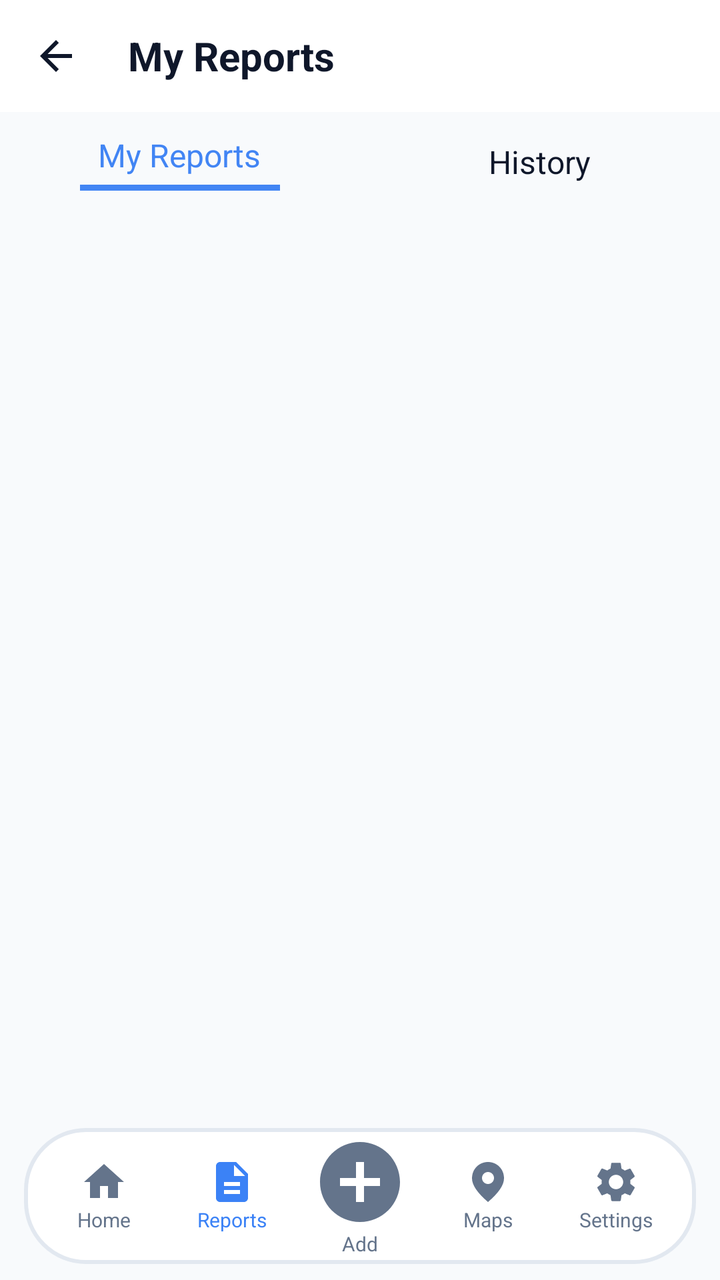
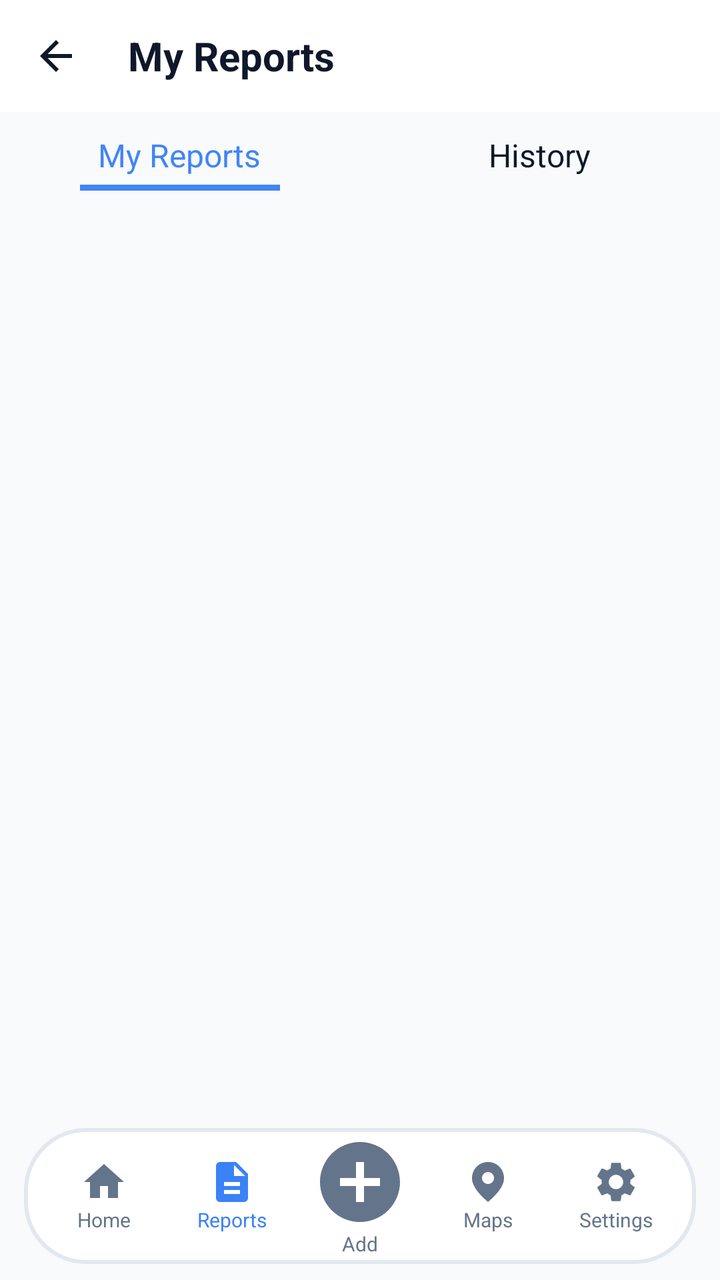

Compare the two renders of this Android layout. The source of the first and the diff that turns it into the second are given below.
<!-- AndroidManifest.xml: application theme Theme.CampusSafeApplication -->
<!-- res/layout/activity_my_reports.xml -->
<?xml version="1.0" encoding="utf-8"?>
<androidx.constraintlayout.widget.ConstraintLayout xmlns:android="http://schemas.android.com/apk/res/android"
    xmlns:app="http://schemas.android.com/apk/res-auto"
    xmlns:tools="http://schemas.android.com/tools"
    android:layout_width="match_parent"
    android:layout_height="match_parent"
    android:background="@color/bg_primary"
    android:fitsSystemWindows="true">

    
    <RelativeLayout
        android:id="@+id/topBar"
        android:layout_width="0dp"
        android:layout_height="56dp"
        android:background="@color/top_bar_bg"
        android:paddingHorizontal="16dp"
        app:layout_constraintEnd_toEndOf="parent"
        app:layout_constraintStart_toStartOf="parent"
        app:layout_constraintTop_toTopOf="parent">

        <ImageView
            android:id="@+id/btnBack"
            android:layout_width="24dp"
            android:layout_height="24dp"
            android:layout_centerVertical="true"
            android:src="@drawable/ic_arrow_back"
            app:tint="@color/top_bar_text"
            android:contentDescription="Back"
            android:clickable="true"
            android:focusable="true"
            android:background="?attr/selectableItemBackgroundBorderless" />

        <TextView
            android:layout_width="wrap_content"
            android:layout_height="wrap_content"
            android:layout_centerVertical="true"
            android:layout_marginStart="24dp"
            android:layout_toEndOf="@id/btnBack"
            android:text="My Reports"
            android:textColor="@color/top_bar_text"
            android:textSize="20sp"
            android:textStyle="bold" />
    </RelativeLayout>

    
    <LinearLayout
        android:id="@+id/tabLayout"
        android:layout_width="0dp"
        android:layout_height="50dp"
        android:orientation="horizontal"
        app:layout_constraintEnd_toEndOf="parent"
        app:layout_constraintStart_toStartOf="parent"
        app:layout_constraintTop_toBottomOf="@id/topBar">

        <LinearLayout
            android:layout_width="0dp"
            android:layout_height="match_parent"
            android:layout_weight="1"
            android:gravity="center"
            android:orientation="vertical">
            <TextView
                android:layout_width="wrap_content"
                android:layout_height="wrap_content"
                android:text="My Reports"
                android:textColor="#4285F4"
                android:textSize="16sp" />
            <View
                android:layout_width="100dp"
                android:layout_height="3dp"
                android:layout_marginTop="4dp"
                android:background="#4285F4" />
        </LinearLayout>

        <LinearLayout
            android:layout_width="0dp"
            android:layout_height="match_parent"
            android:layout_weight="1"
            android:gravity="center">
            <TextView
                android:layout_width="wrap_content"
                android:layout_height="wrap_content"
                android:text="History"
                android:textColor="@color/text_primary"
                android:textSize="16sp" />
        </LinearLayout>
    </LinearLayout>

    <ScrollView
        android:layout_width="0dp"
        android:layout_height="0dp"
        android:clipToPadding="false"
        android:fillViewport="true"
        app:layout_constraintBottom_toTopOf="@+id/bottomNavigation"
        app:layout_constraintEnd_toEndOf="parent"
        app:layout_constraintStart_toStartOf="parent"
        app:layout_constraintTop_toBottomOf="@id/tabLayout">

        <LinearLayout
            android:layout_width="match_parent"
            android:layout_height="wrap_content"
            android:orientation="vertical"
            android:padding="16dp">

            
            <RelativeLayout
                android:id="@+id/cardReport1"
                android:layout_width="match_parent"
                android:layout_height="wrap_content"
                android:layout_marginBottom="16dp"
                android:background="@drawable/grid_item_bg"
                android:padding="16dp"
                android:visibility="gone"
                tools:visibility="visible">

                <TextView
                    android:id="@+id/status1"
                    android:layout_width="wrap_content"
                    android:layout_height="wrap_content"
                    android:background="@drawable/button_rounded_gray"
                    android:backgroundTint="#FF5252"
                    android:paddingHorizontal="12dp"
                    android:paddingVertical="4dp"
                    android:text="Reported"
                    android:textColor="@color/white"
                    android:textSize="12sp" />

                <TextView
                    android:id="@+id/title1"
                    android:layout_width="wrap_content"
                    android:layout_height="wrap_content"
                    android:layout_below="@id/status1"
                    android:layout_marginTop="8dp"
                    android:text="FLOODING"
                    android:textColor="@color/text_primary"
                    android:textSize="22sp"
                    android:textStyle="bold" />

                <TextView
                    android:id="@+id/loc1"
                    android:layout_width="wrap_content"
                    android:layout_height="wrap_content"
                    android:layout_below="@id/title1"
                    android:text="Main Building . Floor 3 . Room 305"
                    android:textColor="@color/text_secondary"
                    android:textSize="12sp" />

                <ImageView
                    android:id="@+id/imgReport1"
                    android:layout_width="100dp"
                    android:layout_height="100dp"
                    android:layout_below="@id/loc1"
                    android:layout_marginTop="8dp"
                    android:scaleType="centerCrop"
                    android:background="@drawable/input_box_bg"
                    android:visibility="gone"
                    android:contentDescription="Report Image" />

                <LinearLayout
                    android:id="@+id/actions1"
                    android:layout_width="wrap_content"
                    android:layout_height="wrap_content"
                    android:layout_alignParentEnd="true"
                    android:layout_alignTop="@id/status1"
                    android:gravity="center_vertical"
                    android:orientation="horizontal">

                    <ImageView
                        android:id="@+id/btnMarkFixed1"
                        android:layout_width="24dp"
                        android:layout_height="24dp"
                        android:layout_marginEnd="8dp"
                        android:contentDescription="Mark Fixed"
                        android:src="@drawable/ic_check"
                        app:tint="#4285F4" />

                    <TextView
                        android:id="@+id/btnEditReport1"
                        android:layout_width="wrap_content"
                        android:layout_height="wrap_content"
                        android:layout_marginEnd="8dp"
                        android:text="×"
                        android:textColor="@color/text_primary"
                        android:textSize="24sp" />

                    <ImageView
                        android:id="@+id/btnDeleteReport1"
                        android:layout_width="24dp"
                        android:layout_height="24dp"
                        android:contentDescription="Delete"
                        android:src="@drawable/ic_delete" />
                </LinearLayout>

                <TextView
                    android:id="@+id/time1"
                    android:layout_width="wrap_content"
                    android:layout_height="wrap_content"
                    android:layout_below="@id/imgReport1"
                    android:layout_alignParentEnd="true"
                    android:layout_marginTop="12dp"
                    android:text="2 days ago"
                    android:textColor="@color/text_secondary"
                    android:textSize="10sp" />
            </RelativeLayout>


            <RelativeLayout
                android:id="@+id/cardReport2"
                android:layout_width="match_parent"
                android:layout_height="wrap_content"
                android:layout_marginBottom="16dp"
                android:background="@drawable/grid_item_bg"
                android:padding="16dp"
                android:visibility="gone"
                tools:visibility="visible">

                <TextView
                    android:id="@+id/status2"
                    android:layout_width="wrap_content"
                    android:layout_height="wrap_content"
                    android:background="@drawable/button_rounded_gray"
                    android:backgroundTint="#FBC02D"
                    android:paddingHorizontal="12dp"
                    android:paddingVertical="4dp"
                    android:text="Under Review"
                    android:textColor="@color/white"
                    android:textSize="12sp" />

                <TextView
                    android:id="@+id/title2"
                    android:layout_width="wrap_content"
                    android:layout_height="wrap_content"
                    android:layout_below="@id/status2"
                    android:layout_marginTop="8dp"
                    android:text="SPILLED LIQUID"
                    android:textColor="@color/text_primary"
                    android:textSize="22sp"
                    android:textStyle="bold" />

                <TextView
                    android:id="@+id/loc2"
                    android:layout_width="wrap_content"
                    android:layout_height="wrap_content"
                    android:layout_below="@id/title2"
                    android:text="Dance Studio . Floor 6"
                    android:textColor="@color/text_secondary"
                    android:textSize="12sp" />

                <ImageView
                    android:id="@+id/imgReport2"
                    android:layout_width="100dp"
                    android:layout_height="100dp"
                    android:layout_below="@id/loc2"
                    android:layout_marginTop="8dp"
                    android:scaleType="centerCrop"
                    android:background="@drawable/input_box_bg"
                    android:visibility="gone"
                    android:contentDescription="Report Image" />

                <LinearLayout
                    android:id="@+id/actions2"
                    android:layout_width="wrap_content"
                    android:layout_height="wrap_content"
                    android:layout_alignParentEnd="true"
                    android:layout_alignTop="@id/status2"
                    android:gravity="center_vertical"
                    android:orientation="horizontal">

                    <ImageView
                        android:id="@+id/btnMarkFixed2"
                        android:layout_width="24dp"
                        android:layout_height="24dp"
                        android:layout_marginEnd="8dp"
                        android:contentDescription="Mark Fixed"
                        android:src="@drawable/ic_check"
                        app:tint="#4285F4" />

                    <TextView
                        android:id="@+id/btnEditReport2"
                        android:layout_width="wrap_content"
                        android:layout_height="wrap_content"
                        android:layout_marginEnd="8dp"
                        android:text="×"
                        android:textColor="@color/text_primary"
                        android:textSize="24sp" />

                    <ImageView
                        android:id="@+id/btnDeleteReport2"
                        android:layout_width="24dp"
                        android:layout_height="24dp"
                        android:contentDescription="Delete"
                        android:src="@drawable/ic_delete" />
                </LinearLayout>

                <TextView
                    android:id="@+id/time2"
                    android:layout_width="wrap_content"
                    android:layout_height="wrap_content"
                    android:layout_below="@id/imgReport2"
                    android:layout_alignParentEnd="true"
                    android:layout_marginTop="12dp"
                    android:text="4 days ago"
                    android:textColor="@color/text_secondary"
                    android:textSize="10sp" />
            </RelativeLayout>


            <RelativeLayout
                android:id="@+id/cardReport3"
                android:layout_width="match_parent"
                android:layout_height="wrap_content"
                android:layout_marginBottom="16dp"
                android:background="@drawable/grid_item_bg"
                android:padding="16dp"
                android:visibility="gone"
                tools:visibility="visible">

                <TextView
                    android:id="@+id/status3"
                    android:layout_width="wrap_content"
                    android:layout_height="wrap_content"
                    android:background="@drawable/button_rounded_gray"
                    android:backgroundTint="#4CAF50"
                    android:paddingHorizontal="12dp"
                    android:paddingVertical="4dp"
                    android:text="Resolved"
                    android:textColor="@color/white"
                    android:textSize="12sp" />

                <TextView
                    android:id="@+id/title3"
                    android:layout_width="wrap_content"
                    android:layout_height="wrap_content"
                    android:layout_below="@id/status3"
                    android:layout_marginTop="8dp"
                    android:text="TV WON'T OPEN"
                    android:textColor="@color/text_primary"
                    android:textSize="22sp"
                    android:textStyle="bold" />

                <TextView
                    android:id="@+id/loc3"
                    android:layout_width="wrap_content"
                    android:layout_height="wrap_content"
                    android:layout_below="@id/title3"
                    android:text="Floor 4 . Room 404"
                    android:textColor="@color/text_secondary"
                    android:textSize="12sp" />

                <ImageView
                    android:id="@+id/imgReport3"
                    android:layout_width="100dp"
                    android:layout_height="100dp"
                    android:layout_below="@id/loc3"
                    android:layout_marginTop="8dp"
                    android:scaleType="centerCrop"
                    android:background="@drawable/input_box_bg"
                    android:visibility="gone"
                    android:contentDescription="Report Image" />

                <LinearLayout
                    android:id="@+id/actions3"
                    android:layout_width="wrap_content"
                    android:layout_height="wrap_content"
                    android:layout_alignParentEnd="true"
                    android:layout_alignTop="@id/status3"
                    android:gravity="center_vertical"
                    android:orientation="horizontal">

                    <ImageView
                        android:id="@+id/btnMarkFixed3"
                        android:layout_width="24dp"
                        android:layout_height="24dp"
                        android:layout_marginEnd="8dp"
                        android:contentDescription="Mark Fixed"
                        android:src="@drawable/ic_check"
                        app:tint="#4285F4" />

                    <TextView
                        android:id="@+id/btnEditReport3"
                        android:layout_width="wrap_content"
                        android:layout_height="wrap_content"
                        android:layout_marginEnd="8dp"
                        android:text="×"
                        android:textColor="@color/text_primary"
                        android:textSize="24sp" />

                    <ImageView
                        android:id="@+id/btnDeleteReport3"
                        android:layout_width="24dp"
                        android:layout_height="24dp"
                        android:contentDescription="Delete"
                        android:src="@drawable/ic_delete" />
                </LinearLayout>

                <TextView
                    android:id="@+id/time3"
                    android:layout_width="wrap_content"
                    android:layout_height="wrap_content"
                    android:layout_below="@id/imgReport3"
                    android:layout_alignParentEnd="true"
                    android:layout_marginTop="12dp"
                    android:text="14 hours ago"
                    android:textColor="@color/text_secondary"
                    android:textSize="10sp" />
            </RelativeLayout>


            <RelativeLayout
                android:id="@+id/cardReport4"
                android:layout_width="match_parent"
                android:layout_height="wrap_content"
                android:layout_marginBottom="16dp"
                android:background="@drawable/grid_item_bg"
                android:padding="16dp"
                android:visibility="gone"
                tools:visibility="visible">

                <TextView
                    android:id="@+id/status4"
                    android:layout_width="wrap_content"
                    android:layout_height="wrap_content"
                    android:background="@drawable/button_rounded_gray"
                    android:backgroundTint="#FFD54F"
                    android:paddingHorizontal="12dp"
                    android:paddingVertical="4dp"
                    android:text="In Progress"
                    android:textColor="@color/white"
                    android:textSize="12sp" />

                <TextView
                    android:id="@+id/title4"
                    android:layout_width="wrap_content"
                    android:layout_height="wrap_content"
                    android:layout_below="@id/status4"
                    android:layout_marginTop="8dp"
                    android:text="AIRCON MALFUNCTION"
                    android:textColor="@color/text_primary"
                    android:textSize="22sp"
                    android:textStyle="bold" />

                <TextView
                    android:id="@+id/loc4"
                    android:layout_width="wrap_content"
                    android:layout_height="wrap_content"
                    android:layout_below="@id/title4"
                    android:text="Science Lab . Floor 4 . Room 408"
                    android:textColor="@color/text_secondary"
                    android:textSize="12sp" />

                <ImageView
                    android:id="@+id/imgReport4"
                    android:layout_width="100dp"
                    android:layout_height="100dp"
                    android:layout_below="@id/loc4"
                    android:layout_marginTop="8dp"
                    android:scaleType="centerCrop"
                    android:background="@drawable/input_box_bg"
                    android:visibility="gone"
                    android:contentDescription="Report Image" />

                <LinearLayout
                    android:id="@+id/actions4"
                    android:layout_width="wrap_content"
                    android:layout_height="wrap_content"
                    android:layout_alignParentEnd="true"
                    android:layout_alignTop="@id/status4"
                    android:gravity="center_vertical"
                    android:orientation="horizontal">

                    <ImageView
                        android:id="@+id/btnMarkFixed4"
                        android:layout_width="24dp"
                        android:layout_height="24dp"
                        android:layout_marginEnd="8dp"
                        android:contentDescription="Mark Fixed"
                        android:src="@drawable/ic_check"
                        app:tint="#4285F4" />

                    <TextView
                        android:id="@+id/btnEditReport4"
                        android:layout_width="wrap_content"
                        android:layout_height="wrap_content"
                        android:layout_marginEnd="8dp"
                        android:text="×"
                        android:textColor="@color/text_primary"
                        android:textSize="24sp" />

                    <ImageView
                        android:id="@+id/btnDeleteReport4"
                        android:layout_width="24dp"
                        android:layout_height="24dp"
                        android:contentDescription="Delete"
                        android:src="@drawable/ic_delete" />
                </LinearLayout>

                <TextView
                    android:id="@+id/time4"
                    android:layout_width="wrap_content"
                    android:layout_height="wrap_content"
                    android:layout_below="@id/imgReport4"
                    android:layout_alignParentEnd="true"
                    android:layout_marginTop="12dp"
                    android:text="1 hours ago"
                    android:textColor="@color/text_secondary"
                    android:textSize="10sp" />
            </RelativeLayout>

        </LinearLayout>
    </ScrollView>


    <LinearLayout
        android:id="@+id/bottomNavigation"
        android:layout_width="0dp"
        android:layout_height="68dp"
        android:layout_marginHorizontal="12dp"
        android:layout_marginBottom="8dp"
        android:background="@drawable/bottom_nav_rounded_bg"
        android:gravity="center"
        android:orientation="horizontal"
        android:paddingHorizontal="8dp"
        app:layout_constraintBottom_toBottomOf="parent"
        app:layout_constraintEnd_toEndOf="parent"
        app:layout_constraintStart_toStartOf="parent">

        <LinearLayout
            android:id="@+id/navHome"
            android:layout_width="0dp"
            android:layout_height="wrap_content"
            android:layout_weight="1"
            android:gravity="center"
            android:orientation="vertical"
            android:clickable="true"
            android:focusable="true">
            <ImageView
                android:layout_width="24dp"
                android:layout_height="24dp"
                android:src="@drawable/ic_home"
                app:tint="@color/nav_icon_tint"
                android:contentDescription="Home"/>
            <TextView
                android:layout_width="wrap_content"
                android:layout_height="wrap_content"
                android:text="Home"
                android:textColor="@color/nav_text_color"
                android:textSize="10sp" />
        </LinearLayout>

        <LinearLayout
            android:id="@+id/navReports"
            android:layout_width="0dp"
            android:layout_height="wrap_content"
            android:layout_weight="1"
            android:gravity="center"
            android:orientation="vertical"
            android:clickable="true"
            android:focusable="true">
            <ImageView
                android:layout_width="24dp"
                android:layout_height="24dp"
                android:src="@drawable/ic_reports"
                app:tint="@color/nav_selected"
                android:contentDescription="Reports"/>
            <TextView
                android:layout_width="wrap_content"
                android:layout_height="wrap_content"
                android:text="Reports"
                android:textColor="@color/nav_selected"
                android:textSize="10sp" />
        </LinearLayout>

        <LinearLayout
            android:id="@+id/navAdd"
            android:layout_width="0dp"
            android:layout_height="wrap_content"
            android:layout_weight="1"
            android:gravity="center"
            android:orientation="vertical"
            android:clickable="true"
            android:focusable="true">
            <ImageView
                android:layout_width="48dp"
                android:layout_height="48dp"
                android:src="@drawable/ic_add_circle"
                app:tint="@color/nav_icon_tint"
                android:contentDescription="Add"/>
            <TextView
                android:layout_width="wrap_content"
                android:layout_height="wrap_content"
                android:text="Add"
                android:textColor="@color/nav_text_color"
                android:textSize="10sp" />
        </LinearLayout>

        <LinearLayout
            android:id="@+id/navMaps"
            android:layout_width="0dp"
            android:layout_height="wrap_content"
            android:layout_weight="1"
            android:gravity="center"
            android:orientation="vertical"
            android:clickable="true"
            android:focusable="true">
            <ImageView
                android:layout_width="24dp"
                android:layout_height="24dp"
                android:src="@drawable/ic_location"
                app:tint="@color/nav_icon_tint"
                android:contentDescription="Maps"/>
            <TextView
                android:layout_width="wrap_content"
                android:layout_height="wrap_content"
                android:text="Maps"
                android:textColor="@color/nav_text_color"
                android:textSize="10sp" />
        </LinearLayout>

        <LinearLayout
            android:id="@+id/navSettings"
            android:layout_width="0dp"
            android:layout_height="wrap_content"
            android:layout_weight="1"
            android:gravity="center"
            android:orientation="vertical"
            android:clickable="true"
            android:focusable="true">
            <ImageView
                android:layout_width="24dp"
                android:layout_height="24dp"
                android:src="@drawable/ic_settings"
                app:tint="@color/nav_icon_tint"
                android:contentDescription="Settings"/>
            <TextView
                android:layout_width="wrap_content"
                android:layout_height="wrap_content"
                android:text="Settings"
                android:textColor="@color/nav_text_color"
                android:textSize="10sp" />
        </LinearLayout>

    </LinearLayout>

</androidx.constraintlayout.widget.ConstraintLayout>
<!-- resources referenced by this layout -->
<resources>
  <color name="bg_primary">#F8FAFC</color>
  <color name="nav_icon_tint">#64748B</color>
  <color name="nav_selected">#3B82F6</color>
  <color name="nav_text_color">#64748B</color>
  <color name="text_primary">#0F172A</color>
  <color name="text_secondary">#64748B</color>
  <color name="top_bar_bg">#FFFFFF</color>
  <color name="top_bar_text">#0F172A</color>
  <color name="white">#FFFFFFFF</color>
  <!-- drawable button_rounded_gray (drawable) -->
  <?xml version="1.0" encoding="utf-8"?>
  <shape xmlns:android="http://schemas.android.com/apk/res/android">
      <solid android:color="@color/btn_gray" />
      <corners android:radius="25dp" />
  </shape>
  <!-- drawable grid_item_bg (drawable) -->
  <?xml version="1.0" encoding="utf-8"?>
  <shape xmlns:android="http://schemas.android.com/apk/res/android">
      <solid android:color="@color/card_bg" />
      <stroke
          android:width="2dp"
          android:color="@color/card_stroke" />
      <corners android:radius="16dp" />
  </shape>
  <!-- drawable ic_add_circle (drawable) -->
  <vector xmlns:android="http://schemas.android.com/apk/res/android"
      android:width="48dp"
      android:height="48dp"
      android:viewportWidth="24"
      android:viewportHeight="24">
      <path
          android:fillColor="#FFFFFF"
          android:pathData="M12,2C6.48,2 2,6.48 2,12s4.48,10 10,10 10,-4.48 10,-10S17.52,2 12,2zm5,11h-4v4h-2v-4H7v-2h4V7h2v4h4v2z" />
  </vector>
  <!-- drawable ic_arrow_back (drawable) -->
  <vector xmlns:android="http://schemas.android.com/apk/res/android"
      android:width="24dp"
      android:height="24dp"
      android:viewportWidth="24"
      android:viewportHeight="24">
      <path
          android:fillColor="#FFFFFF"
          android:pathData="M20,11H7.83l5.59,-5.59L12,4l-8,8 8,8 1.41,-1.41L7.83,13H20v-2z" />
  </vector>
  <!-- drawable ic_check (drawable) -->
  <vector xmlns:android="http://schemas.android.com/apk/res/android"
      android:width="24dp"
      android:height="24dp"
      android:viewportWidth="24"
      android:viewportHeight="24">
      <path
          android:fillColor="#4285F4"
          android:pathData="M9,16.17L4.83,12l-1.42,1.41L9,19 21,7l-1.41,-1.41z" />
  </vector>
  <!-- drawable ic_delete (drawable) -->
  <vector xmlns:android="http://schemas.android.com/apk/res/android"
      android:width="24dp"
      android:height="24dp"
      android:viewportWidth="24"
      android:viewportHeight="24">
      <path
          android:fillColor="#FF5252"
          android:pathData="M6,19c0,1.1 0.9,2 2,2h8c1.1,0 2,-0.9 2,-2V7H6v12zM19,4h-3.5l-1,-1h-5l-1,1H5v2h14V4z" />
  </vector>
  <!-- drawable ic_home (drawable) -->
  <vector xmlns:android="http://schemas.android.com/apk/res/android"
      android:width="24dp"
      android:height="24dp"
      android:viewportWidth="24"
      android:viewportHeight="24">
      <path
          android:fillColor="#FFFFFF"
          android:pathData="M10,20v-6h4v6h5v-8h3L12,3 2,12h3v8z" />
  </vector>
  <!-- drawable input_box_bg (drawable) -->
  <?xml version="1.0" encoding="utf-8"?>
  <shape xmlns:android="http://schemas.android.com/apk/res/android">
      <solid android:color="@color/input_bg" />
      <stroke android:width="1dp" android:color="@color/input_stroke" />
      <corners android:radius="8dp" />
  </shape>
  <color name="bottom_nav_bg">#FFFFFF</color>
  <color name="card_stroke">#E2E8F0</color>
  <color name="btn_gray">#757575</color>
  <color name="card_bg">#FFFFFF</color>
  <color name="input_bg">#F1F5F9</color>
  <color name="input_stroke">#252B4B</color>
  <color name="shield_outline">#2D5BD0</color>
  <color name="shield_blue">#8DB4FF</color>
  <color name="black">#FF000000</color>
  <!-- unchanged entries left out for length: 5 -->
</resources>

<!-- the commit's change to res/layout/activity_my_reports.xml (unified diff, before → after) -->
@@ -53,18 +53,23 @@
         app:layout_constraintTop_toBottomOf="@id/topBar">
 
         <LinearLayout
+            android:id="@+id/tabMyReports"
             android:layout_width="0dp"
             android:layout_height="match_parent"
             android:layout_weight="1"
             android:gravity="center"
-            android:orientation="vertical">
+            android:orientation="vertical"
+            android:clickable="true"
+            android:focusable="true">
             <TextView
+                android:id="@+id/tvTabMyReports"
                 android:layout_width="wrap_content"
                 android:layout_height="wrap_content"
                 android:text="My Reports"
                 android:textColor="#4285F4"
                 android:textSize="16sp" />
             <View
+                android:id="@+id/viewTabMyReportsIndicator"
                 android:layout_width="100dp"
                 android:layout_height="3dp"
                 android:layout_marginTop="4dp"
@@ -72,16 +77,28 @@
         </LinearLayout>
 
         <LinearLayout
+            android:id="@+id/tabHistory"
             android:layout_width="0dp"
             android:layout_height="match_parent"
             android:layout_weight="1"
-            android:gravity="center">
+            android:gravity="center"
+            android:orientation="vertical"
+            android:clickable="true"
+            android:focusable="true">
             <TextView
+                android:id="@+id/tvTabHistory"
                 android:layout_width="wrap_content"
                 android:layout_height="wrap_content"
                 android:text="History"
                 android:textColor="@color/text_primary"
                 android:textSize="16sp" />
+            <View
+                android:id="@+id/viewTabHistoryIndicator"
+                android:layout_width="100dp"
+                android:layout_height="3dp"
+                android:layout_marginTop="4dp"
+                android:background="#4285F4"
+                android:visibility="invisible" />
         </LinearLayout>
     </LinearLayout>
 
